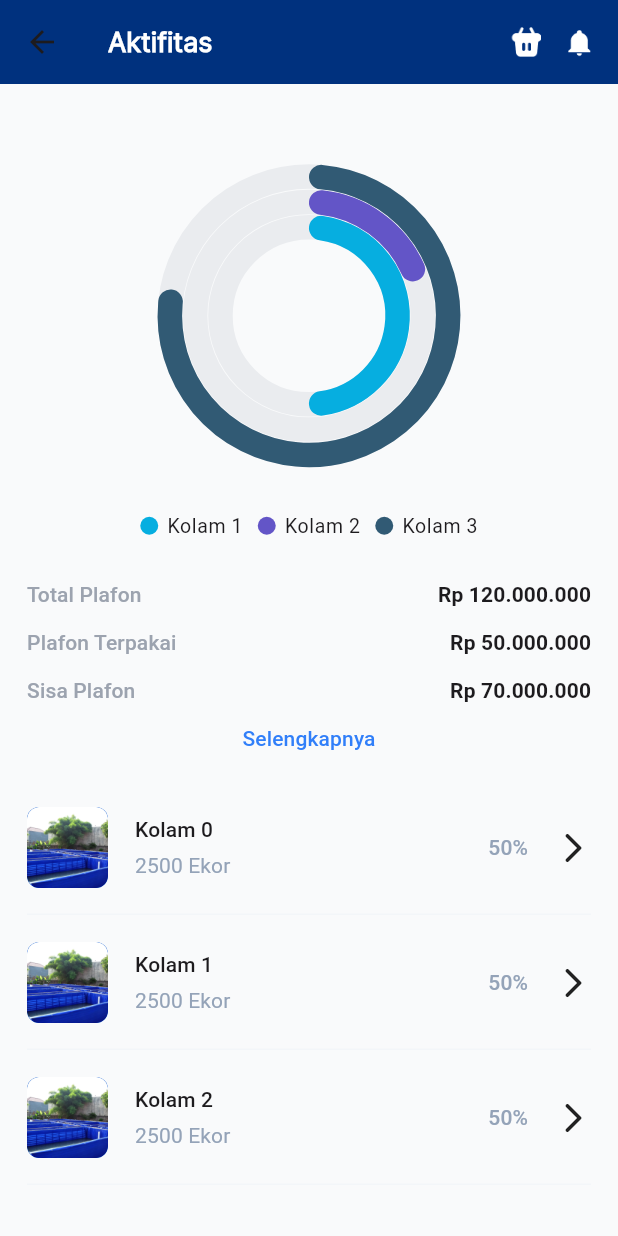
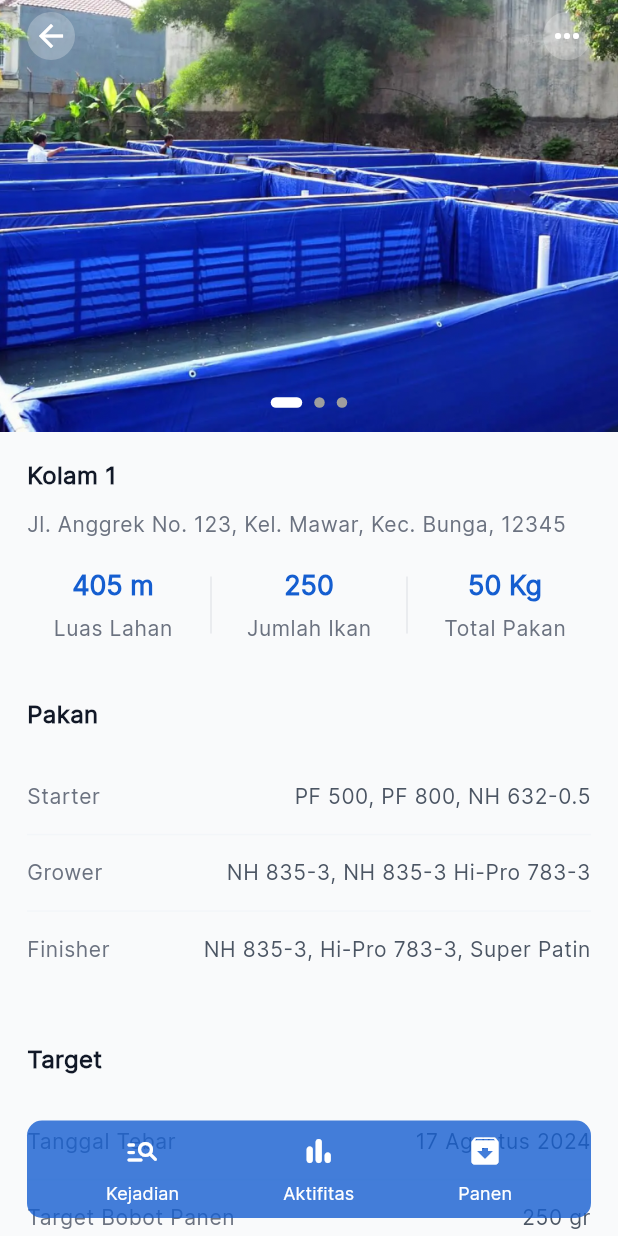
Before and after one commit to minamitra/minamitra-pembudidaya-mobile, a Flutter app: the ActivityPage screen opened directly, after a tap on an icon or button, on a phone screen of 412 x 824 dp. Run offline on Flutter 3.47's test engine with Material 3 defaults, Android fonts, the light colour scheme and no system bars; drawn by our look-alikes of carousel_slider, smooth_page_indicator; our stand-ins replace cached_network_image, dotted_line, dropdown_button2, equatable, flutter_bloc, flutter_secure_storage and 4 more; missing offline and left inert: flutter_regex, flutter_statusbarcolor_ns, linear_progress_bar; accounts and stored records are empty.

Commit message:
✨ Detail Activity Slice

```diff
--- a/lib/core/components/app_text.dart
+++ b/lib/core/components/app_text.dart
@@ -114,32 +114,166 @@ extension _CustomTextAlignmentTypeExt on _CustomTextAlignmentType {
 }
 
 class AppTextStyle {
+  // Light Text Theme
   static final TextTheme lightTextTheme = TextTheme(
+    displayLarge: TextStyle(
+      fontFamily: defaultFontFamily,
+      color: _CustomColorType.black.color,
+      fontSize: 36.0,
+      fontWeight: FontWeight.bold,
+    ),
     displayMedium: TextStyle(
       fontFamily: defaultFontFamily,
       color: _CustomColorType.black.color,
-      fontSize: 36.0,
-      fontWeight: FontWeight.w700,
+      fontSize: 28.0,
+      fontWeight: FontWeight.bold,
     ),
     displaySmall: TextStyle(
       fontFamily: defaultFontFamily,
       color: _CustomColorType.black.color,
-      fontSize: 28.0,
-      fontWeight: FontWeight.w700,
+      fontSize: 24.0,
+      fontWeight: FontWeight.bold,
+    ),
+    headlineMedium: TextStyle(
+      fontFamily: defaultFontFamily,
+      color: _CustomColorType.black.color,
+      fontSize: 22.0,
+      fontWeight: FontWeight.bold,
+    ),
+    headlineSmall: TextStyle(
+      fontFamily: defaultFontFamily,
+      color: _CustomColorType.black.color,
+      fontSize: 18.0,
+      fontWeight: FontWeight.bold,
+    ),
+    titleLarge: TextStyle(
+      fontFamily: defaultFontFamily,
+      color: _CustomColorType.black.color,
+      fontSize: 18.0,
+      fontWeight: FontWeight.w500,
+    ),
+    titleMedium: TextStyle(
+      fontFamily: defaultFontFamily,
+      color: _CustomColorType.black.color,
+      fontSize: 16.0,
+      fontWeight: FontWeight.w500,
+    ),
+    titleSmall: TextStyle(
+      fontFamily: defaultFontFamily,
+      color: _CustomColorType.black.color,
+      fontSize: 14.0,
+      fontWeight: FontWeight.w500,
+    ),
+    bodyLarge: TextStyle(
+      fontFamily: defaultFontFamily,
+      color: _CustomColorType.black.color,
+      fontSize: 18.0,
+      fontWeight: FontWeight.normal,
+    ),
+    bodyMedium: TextStyle(
+      fontFamily: defaultFontFamily,
+      color: _CustomColorType.black.color,
+      fontSize: 16.0,
+      fontWeight: FontWeight.normal,
+    ),
+    bodySmall: TextStyle(
+      fontFamily: defaultFontFamily,
+      color: _CustomColorType.black.color,
+      fontSize: 14.0,
+      fontWeight: FontWeight.normal,
+    ),
+    labelLarge: TextStyle(
+      fontFamily: defaultFontFamily,
+      color: _CustomColorType.black.color,
+      fontSize: 12.0,
+      fontWeight: FontWeight.normal,
+    ),
+    labelSmall: TextStyle(
+      fontFamily: defaultFontFamily,
+      color: _CustomColorType.black.color,
+      fontSize: 10.0,
+      fontWeight: FontWeight.normal,
     ),
   );
+  // Dark Text Theme
   static final TextTheme darkTextTheme = TextTheme(
+    displayLarge: TextStyle(
+      fontFamily: defaultFontFamily,
+      color: _CustomColorType.white.color,
+      fontSize: 36.0,
+      fontWeight: FontWeight.bold,
+    ),
     displayMedium: TextStyle(
       fontFamily: defaultFontFamily,
       color: _CustomColorType.white.color,
-      fontSize: 36.0,
-      fontWeight: FontWeight.w700,
+      fontSize: 28.0,
+      fontWeight: FontWeight.bold,
     ),
     displaySmall: TextStyle(
       fontFamily: defaultFontFamily,
       color: _CustomColorType.white.color,
-      fontSize: 28.0,
-      fontWeight: FontWeight.w700,
+      fontSize: 24.0,
+      fontWeight: FontWeight.bold,
+    ),
+    headlineMedium: TextStyle(
+      fontFamily: defaultFontFamily,
+      color: _CustomColorType.white.color,
+      fontSize: 22.0,
+      fontWeight: FontWeight.bold,
+    ),
+    headlineSmall: TextStyle(
+      fontFamily: defaultFontFamily,
+      color: _CustomColorType.white.color,
+      fontSize: 18.0,
+      fontWeight: FontWeight.bold,
+    ),
+    titleLarge: TextStyle(
+      fontFamily: defaultFontFamily,
+      color: _CustomColorType.white.color,
+      fontSize: 18.0,
+      fontWeight: FontWeight.w500,
+    ),
+    titleMedium: TextStyle(
+      fontFamily: defaultFontFamily,
+      color: _CustomColorType.white.color,
+      fontSize: 16.0,
+      fontWeight: FontWeight.w500,
+    ),
+    titleSmall: TextStyle(
+      fontFamily: defaultFontFamily,
+      color: _CustomColorType.white.color,
+      fontSize: 14.0,
+      fontWeight: FontWeight.w500,
+    ),
+    bodyLarge: TextStyle(
+      fontFamily: defaultFontFamily,
+      color: _CustomColorType.white.color,
+      fontSize: 18.0,
+      fontWeight: FontWeight.normal,
+    ),
+    bodyMedium: TextStyle(
+      fontFamily: defaultFontFamily,
+      color: _CustomColorType.white.color,
+      fontSize: 16.0,
+      fontWeight: FontWeight.normal,
+    ),
+    bodySmall: TextStyle(
+      fontFamily: defaultFontFamily,
+      color: _CustomColorType.white.color,
+      fontSize: 14.0,
+      fontWeight: FontWeight.normal,
+    ),
+    labelLarge: TextStyle(
+      fontFamily: defaultFontFamily,
+      color: _CustomColorType.white.color,
+      fontSize: 12.0,
+      fontWeight: FontWeight.normal,
+    ),
+    labelSmall: TextStyle(
+      fontFamily: defaultFontFamily,
+      color: _CustomColorType.white.color,
+      fontSize: 10.0,
+      fontWeight: FontWeight.normal,
     ),
   );
 
--- a/lib/core/utils/app_assets.dart
+++ b/lib/core/utils/app_assets.dart
@@ -48,4 +48,6 @@ class AppAssets {
   // Activity
   static const String dymmyActivityImage =
       "$imagePath/dummy-activity-image.png";
+  static const String dummyDetailActivityBannerImage =
+      "$imagePath/dummy-activity-detail-banner-image.png";
 }
--- a/lib/feature/activity/view/activity_view.dart
+++ b/lib/feature/activity/view/activity_view.dart
@@ -1,7 +1,9 @@
 import 'package:flutter/material.dart';
 import 'package:minamitra_pembudidaya_mobile/core/themes/app_color.dart';
 import 'package:minamitra_pembudidaya_mobile/core/utils/app_assets.dart';
+import 'package:minamitra_pembudidaya_mobile/core/utils/app_transition.dart';
 import 'package:minamitra_pembudidaya_mobile/feature/activity/repositories/chart_dummy.dart';
+import 'package:minamitra_pembudidaya_mobile/feature/detail_activity/view/detail_activity_page.dart';
 import 'package:minamitra_pembudidaya_mobile/main.dart';
 import 'package:syncfusion_flutter_charts/charts.dart';
 
@@ -16,7 +18,9 @@ class _ActivityViewState extends State<ActivityView> {
   @override
   Widget build(BuildContext context) {
     Widget chartSection() {
-      return Center(
+      return SizedBox(
+        height: 260.0,
+        child: Center(
           child: SfCircularChart(
             legend: const Legend(
               isVisible: true,
@@ -42,6 +46,7 @@ class _ActivityViewState extends State<ActivityView> {
                 dataLabelMapper: (ChartDummy data, _) => data.name,
               )
             ],
+          ),
         ),
       );
     }
@@ -172,7 +177,12 @@ class _ActivityViewState extends State<ActivityView> {
             title: "Kolam $index",
             value: "2500 Ekor",
             percentage: "50%",
-            onTap: () {},
+            onTap: () {
+              Navigator.of(context).push(AppTransition.pushTransition(
+                const DetailActivityPage(),
+                DetailActivityPage.routeSettings(),
+              ));
+            },
           );
         },
       );
--- /dev/null
+++ b/lib/feature/create_activity/view/create_activity_page.dart
@@ -0,0 +1,14 @@
+import 'package:flutter/material.dart';
+
+class CreateActivityPage extends StatelessWidget {
+  const CreateActivityPage({super.key});
+
+  static RouteSettings routeSettings() {
+    return const RouteSettings(name: '/create-activity-page');
+  }
+
+  @override
+  Widget build(BuildContext context) {
+    return const Placeholder();
+  }
+}
--- /dev/null
+++ b/lib/feature/create_activity/view/create_activity_view.dart
@@ -0,0 +1,15 @@
+import 'package:flutter/material.dart';
+
+class CreateActivityView extends StatefulWidget {
+  const CreateActivityView({super.key});
+
+  @override
+  State<CreateActivityView> createState() => _CreateActivityViewState();
+}
+
+class _CreateActivityViewState extends State<CreateActivityView> {
+  @override
+  Widget build(BuildContext context) {
+    return const Placeholder();
+  }
+}
--- /dev/null
+++ b/lib/feature/detail_activity/view/detail_activity_page.dart
@@ -0,0 +1,24 @@
+import 'package:flutter/material.dart';
+import 'package:flutter/services.dart';
+import 'package:minamitra_pembudidaya_mobile/feature/detail_activity/view/detail_activity_view.dart';
+
+class DetailActivityPage extends StatelessWidget {
+  const DetailActivityPage({super.key});
+
+  static RouteSettings routeSettings() {
+    return const RouteSettings(name: '/detail-activity-page');
+  }
+
+  @override
+  Widget build(BuildContext context) {
+    return Scaffold(
+      appBar: AppBar(
+        systemOverlayStyle: SystemUiOverlayStyle.light,
+        elevation: 0,
+        toolbarHeight: 0,
+        automaticallyImplyLeading: false,
+      ),
+      body: DetailActivityView(),
+    );
+  }
+}
--- /dev/null
+++ b/lib/feature/detail_activity/view/detail_activity_view.dart
@@ -0,0 +1,385 @@
+import 'package:carousel_slider/carousel_slider.dart';
+import 'package:flutter/material.dart';
+import 'package:minamitra_pembudidaya_mobile/core/themes/app_color.dart';
+import 'package:minamitra_pembudidaya_mobile/core/utils/app_assets.dart';
+import 'package:minamitra_pembudidaya_mobile/main.dart';
+import 'package:smooth_page_indicator/smooth_page_indicator.dart';
+
+class DetailActivityView extends StatefulWidget {
+  const DetailActivityView({super.key});
+
+  @override
+  State<DetailActivityView> createState() => _DetailActivityViewState();
+}
+
+class _DetailActivityViewState extends State<DetailActivityView> {
+  int activeIndex = 0;
+
+  @override
+  void initState() {
+    super.initState();
+    activeIndex = 0;
+  }
+
+  List<String> listImage = [
+    AppAssets.dummyDetailActivityBannerImage,
+    AppAssets.dummyDetailActivityBannerImage,
+    AppAssets.dummyDetailActivityBannerImage,
+  ];
+  @override
+  Widget build(BuildContext context) {
+    Widget bottomActionItem(
+      String name,
+      IconData icon, {
+      Function()? onTap,
+    }) {
+      return InkWell(
+        onTap: onTap,
+        child: Column(
+          mainAxisSize: MainAxisSize.min,
+          children: [
+            Icon(
+              icon,
+              color: Colors.white,
+            ),
+            const SizedBox(height: 8.0),
+            Text(
+              name,
+              style: appTextTheme(context).labelLarge?.copyWith(
+                    color: Colors.white,
+                    fontWeight: FontWeight.w500,
+                  ),
+            ),
+          ],
+        ),
+      );
+    }
+
+    Widget bottomAction() {
+      return Align(
+        alignment: Alignment.bottomCenter,
+        child: Container(
+          margin: const EdgeInsets.symmetric(
+            horizontal: 18.0,
+            vertical: 12.0,
+          ),
+          padding: const EdgeInsets.symmetric(
+            horizontal: 18.0,
+            vertical: 8.0,
+          ),
+          decoration: BoxDecoration(
+            color: const Color(0xFF155ED0).withOpacity(0.8),
+            borderRadius: BorderRadius.circular(10.0),
+          ),
+          child: Row(
+            mainAxisAlignment: MainAxisAlignment.spaceAround,
+            children: [
+              bottomActionItem(
+                'Kejadian',
+                Icons.manage_search_rounded,
+                onTap: () {},
+              ),
+              bottomActionItem(
+                'Aktifitas',
+                Icons.bar_chart_rounded,
+                onTap: () {},
+              ),
+              bottomActionItem(
+                'Panen',
+                Icons.archive_rounded,
+                onTap: () {},
+              ),
+            ],
+          ),
+        ),
+      );
+    }
+
+    Widget header() {
+      return Stack(
+        children: [
+          Container(
+            color: AppColor.primary[800],
+            child: Stack(
+              alignment: Alignment.center,
+              children: [
+                CarouselSlider.builder(
+                  itemCount: listImage.length,
+                  itemBuilder: (context, index, realIndex) {
+                    return AspectRatio(
+                      aspectRatio: 375 / 262,
+                      child: InkWell(
+                        onTap: () {},
+                        child: Image.asset(
+                          listImage[index],
+                          fit: BoxFit.cover,
+                        ),
+                      ),
+                    );
+                  },
+                  options: CarouselOptions(
+                    viewportFraction: 1,
+                    initialPage: 0,
+                    aspectRatio: 375 / 262,
+                    onPageChanged: (index, reason) {
+                      setState(() {
+                        activeIndex = index;
+                      });
+                    },
+                  ),
+                ),
+                Positioned(
+                  bottom: 16,
+                  child: AnimatedSmoothIndicator(
+                    activeIndex: activeIndex,
+                    count: listImage.length,
+                    effect: const ExpandingDotsEffect(
+                      dotHeight: 7,
+                      dotWidth: 7,
+                      activeDotColor: AppColor.white,
+                    ),
+                  ),
+                ),
+                Positioned(
+                  top: 8.0,
+                  left: 18.0,
+                  child: InkWell(
+                    onTap: () {
+                      Navigator.pop(context);
+                    },
+                    child: Container(
+                      padding: const EdgeInsets.all(4.0),
+                      decoration: BoxDecoration(
+                        color: Colors.white.withOpacity(0.25),
+                        shape: BoxShape.circle,
+                      ),
+                      child: const Center(
+                        child: Icon(
+                          Icons.arrow_back,
+                          color: Colors.white,
+                        ),
+                      ),
+                    ),
+                  ),
+                ),
+                Positioned(
+                  top: 8.0,
+                  right: 18.0,
+                  child: InkWell(
+                    onTap: () {
+                      // Navigator.pop(context);
+                    },
+                    child: Container(
+                      padding: const EdgeInsets.all(4.0),
+                      decoration: BoxDecoration(
+                        color: Colors.white.withOpacity(0.25),
+                        shape: BoxShape.circle,
+                      ),
+                      child: const Center(
+                        child: Icon(
+                          Icons.more_horiz_outlined,
+                          color: Colors.white,
+                        ),
+                      ),
+                    ),
+                  ),
+                ),
+              ],
+            ),
+          ),
+        ],
+      );
+    }
+
+    Widget headerInformationsItem(
+      String value,
+      String label,
+    ) {
+      return Column(
+        mainAxisSize: MainAxisSize.min,
+        children: [
+          Text(
+            value,
+            style: appTextTheme(context).headlineSmall?.copyWith(
+                  fontWeight: FontWeight.w700,
+                  color: AppColor.primary[600],
+                ),
+          ),
+          const SizedBox(height: 8.0),
+          Text(
+            label,
+            style: appTextTheme(context).bodySmall?.copyWith(
+                  color: AppColor.neutral[500],
+                ),
+          ),
+        ],
+      );
+    }
+
+    Widget headerInformations() {
+      return Padding(
+        padding: const EdgeInsets.symmetric(horizontal: 18.0),
+        child: Column(
+          crossAxisAlignment: CrossAxisAlignment.start,
+          children: [
+            const SizedBox(height: 18.0),
+            Text(
+              "Kolam 1",
+              style: appTextTheme(context).bodyMedium?.copyWith(
+                    fontWeight: FontWeight.w700,
+                  ),
+            ),
+            const SizedBox(height: 12.0),
+            Text(
+              "Jl. Anggrek No. 123, Kel. Mawar, Kec. Bunga, 12345",
+              maxLines: 1,
+              overflow: TextOverflow.ellipsis,
+              style: appTextTheme(context).bodySmall?.copyWith(
+                    color: AppColor.neutral[500],
+                  ),
+            ),
+            const SizedBox(height: 18.0),
+            Row(
+              children: [
+                Expanded(child: headerInformationsItem("405 m", "Luas Lahan")),
+                SizedBox(
+                  height: 38.0,
+                  child: VerticalDivider(color: AppColor.neutral[200]),
+                ),
+                Expanded(child: headerInformationsItem("250", "Jumlah Ikan")),
+                SizedBox(
+                  height: 38.0,
+                  child: VerticalDivider(color: AppColor.neutral[200]),
+                ),
+                Expanded(child: headerInformationsItem("50 Kg", "Total Pakan")),
+              ],
+            ),
+            const SizedBox(height: 18.0),
+          ],
+        ),
+      );
+    }
+
+    Widget detailItem(
+      String title,
+      String value,
+    ) {
+      return Padding(
+        padding: const EdgeInsets.symmetric(vertical: 16.0),
+        child: Row(
+          children: [
+            Text(
+              title,
+              style: appTextTheme(context).bodySmall?.copyWith(
+                    color: AppColor.neutral[500],
+                  ),
+            ),
+            const SizedBox(width: 8.0),
+            Expanded(
+              child: Text(
+                value,
+                textAlign: TextAlign.end,
+                style: appTextTheme(context).bodySmall?.copyWith(
+                      color: AppColor.neutral[600],
+                      fontWeight: FontWeight.w500,
+                    ),
+              ),
+            ),
+          ],
+        ),
+      );
+    }
+
+    Widget feedSection() {
+      return Padding(
+        padding: const EdgeInsets.symmetric(horizontal: 18.0),
+        child: Column(
+          crossAxisAlignment: CrossAxisAlignment.start,
+          mainAxisSize: MainAxisSize.min,
+          children: [
+            const SizedBox(height: 18.0),
+            Text(
+              "Pakan",
+              style: appTextTheme(context)
+                  .bodyMedium
+                  ?.copyWith(fontWeight: FontWeight.bold),
+            ),
+            const SizedBox(height: 18.0),
+            detailItem(
+              "Starter",
+              "PF 500, PF 800, NH 632-0.5",
+            ),
+            const Divider(
+              color: Color(0xFFF3F6F9),
+              height: 0.0,
+              thickness: 1.0,
+            ),
+            detailItem(
+              "Grower",
+              "NH 835-3, NH 835-3 Hi-Pro 783-3",
+            ),
+            const Divider(
+              color: Color(0xFFF3F6F9),
+              height: 0.0,
+              thickness: 1.0,
+            ),
+            detailItem(
+              "Finisher",
+              "NH 835-3, Hi-Pro 783-3, Super Patin",
+            ),
+            const SizedBox(height: 18.0),
+          ],
+        ),
+      );
+    }
+
+    Widget targetSection() {
+      return Padding(
+        padding: const EdgeInsets.symmetric(horizontal: 18.0),
+        child: Column(
+          crossAxisAlignment: CrossAxisAlignment.start,
+          mainAxisSize: MainAxisSize.min,
+          children: [
+            const SizedBox(height: 18.0),
+            Text(
+              "Target",
+              style: appTextTheme(context)
+                  .bodyMedium
+                  ?.copyWith(fontWeight: FontWeight.bold),
+            ),
+            const SizedBox(height: 18.0),
+            detailItem(
+              "Tanggal Tebar",
+              "17 Agustus 2024",
+            ),
+            const Divider(
+              color: Color(0xFFF3F6F9),
+              height: 0.0,
+              thickness: 1.0,
+            ),
+            detailItem(
+              "Target Bobot Panen",
+              "250 gr",
+            ),
+            const SizedBox(height: 18.0),
+          ],
+        ),
+      );
+    }
+
+    return Stack(
+      children: [
+        ListView(
+          children: [
+            header(),
+            headerInformations(),
+            feedSection(),
+            targetSection(),
+            const SizedBox(height: 72.0),
+          ],
+        ),
+        bottomAction(),
+      ],
+    );
+  }
+}
```
Also changed, not shown: assets/images/dummy-activity-detail-banner-image.png (added). Lines whose indentation alone changed are shown as unchanged.
